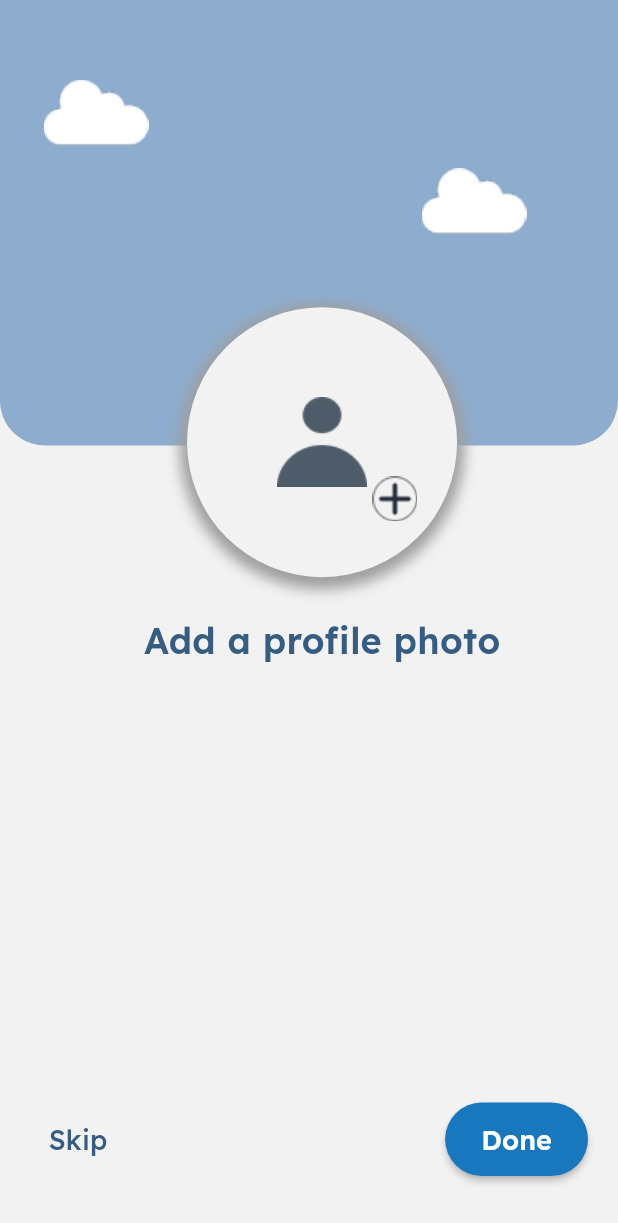
After one commit to Arwa988/Kids_Guard, a Flutter app: the ProfilePhotoScreen screen opened by its route, on a phone screen of 412 x 824 dp. The commit adds this screen. Shown: the top 1223 px of the screen. Run offline on Flutter 3.47's test engine with Material 3 defaults, Android fonts, the phone set to English and light mode, and no system bars; our stand-ins replace flutter_animate, lottie.

```diff
--- a/lib/main.dart
+++ b/lib/main.dart
@@ -14,6 +14,7 @@ import 'package:kids_guard/presentation/screens/Languge_Screen/languge_screen.da
 import 'package:kids_guard/presentation/screens_doctor/Login_doctor_screen/login_doctor.dart';
 import 'package:kids_guard/presentation/screens_doctor/Onboarding_Screens/emergency_alerts_doctor_screen.dart';
 import 'package:kids_guard/presentation/screens_doctor/Onboarding_Screens/real_time_monitoring_doctor_screen.dart';
+import 'package:kids_guard/presentation/screens_doctor/Profile_Photo_Screen/profile_photo.dart';
 import 'package:kids_guard/presentation/screens_doctor/Sign_doctor_screen/sign_up_doctor.dart';
 
 void main() {
@@ -43,9 +44,9 @@ class App extends StatelessWidget {
         LoginScreenDoctor.routname: (context) => LoginScreenDoctor(),
         SignUpScreenDoctor.routname: (context) => SignUpScreenDoctor(),
         CreateAccountScreen.routname: (context) => CreateAccountScreen(),
+        ProfilePhotoScreen.routname: (context) => ProfilePhotoScreen(),
       },
       theme: AppTheme.lighttheme,
     );
   }
-
 }
--- a/lib/presentation/screens/Languge_Screen/languge_screen.dart
+++ b/lib/presentation/screens/Languge_Screen/languge_screen.dart
@@ -10,7 +10,6 @@ class LangugeScreen extends StatelessWidget {
   @override
   Widget build(BuildContext context) {
     return Scaffold(
-      backgroundColor: AppColors.background,
       body: Stack(
         children: [
           CloudDesgin(),
--- a/lib/presentation/screens_doctor/Create_Account_Screen/create_account.dart
+++ b/lib/presentation/screens_doctor/Create_Account_Screen/create_account.dart
@@ -2,6 +2,7 @@ import 'package:flutter/material.dart';
 import 'package:kids_guard/core/constants/App_Colors.dart';
 import 'package:kids_guard/presentation/screens/Guardin_Screen/wedgit/cloud_desgin.dart';
 import 'package:kids_guard/presentation/screens/Login_Screen/wedgit/custom_text_field.dart';
+import 'package:kids_guard/presentation/screens_doctor/Profile_Photo_Screen/profile_photo.dart';
 
 class CreateAccountScreen extends StatefulWidget {
   const CreateAccountScreen({super.key});
@@ -132,6 +133,9 @@ class _CreateAccountScreenState extends State<CreateAccountScreen> {
                                   ScaffoldMessenger.of(context).showSnackBar(
                                     const SnackBar(content: Text('Next')),
                                   );
+                                  Navigator.of(
+                                    context,
+                                  ).pushNamed(ProfilePhotoScreen.routname);
                                 }
                               },
                               style: ElevatedButton.styleFrom(
@@ -140,6 +144,7 @@ class _CreateAccountScreenState extends State<CreateAccountScreen> {
                                   borderRadius: BorderRadius.circular(20),
                                 ),
                               ),
+
                               child: const Text(
                                 'Next',
                                 style: TextStyle(
--- a/lib/presentation/screens_doctor/Onboarding_Screens/emergency_alerts_doctor_screen.dart
+++ b/lib/presentation/screens_doctor/Onboarding_Screens/emergency_alerts_doctor_screen.dart
@@ -1,5 +1,6 @@
 import 'package:flutter/material.dart';
 import 'package:kids_guard/presentation/screens/Onboarding_Screens/wedgit/next_btn.dart';
+import 'package:kids_guard/presentation/screens_doctor/Create_Account_Screen/create_account.dart';
 import 'package:kids_guard/presentation/screens_doctor/Login_doctor_screen/login_doctor.dart';
 import 'package:kids_guard/presentation/screens_doctor/Onboarding_Screens/animations/emergency_animation.dart';
 
@@ -59,7 +60,11 @@ class EmergencyAlertsDoctor extends StatelessWidget {
               TextButton(
                 onPressed: () {},
                 child: TextButton(
-                  onPressed: () {},
+                  onPressed: () {
+                    Navigator.of(
+                      context,
+                    ).pushNamed(CreateAccountScreen.routname);
+                  },
                   child: Text(
                     "Create account",
                     style: Theme.of(context).textTheme.bodySmall,
--- a/lib/presentation/screens_doctor/Onboarding_Screens/real_time_monitoring_doctor_screen.dart
+++ b/lib/presentation/screens_doctor/Onboarding_Screens/real_time_monitoring_doctor_screen.dart
@@ -1,5 +1,6 @@
 import 'package:flutter/material.dart';
 import 'package:kids_guard/presentation/screens/Onboarding_Screens/wedgit/next_btn.dart';
+import 'package:kids_guard/presentation/screens_doctor/Create_Account_Screen/create_account.dart';
 import 'package:kids_guard/presentation/screens_doctor/Onboarding_Screens/animations/real_time_animation.dart';
 import 'package:kids_guard/presentation/screens_doctor/Onboarding_Screens/emergency_alerts_doctor_screen.dart';
 
@@ -61,7 +62,11 @@ class RealTimeDoctor extends StatelessWidget {
                 TextButton(
                   onPressed: () {},
                   child: TextButton(
-                    onPressed: () {},
+                    onPressed: () {
+                      Navigator.of(
+                        context,
+                      ).pushNamed(CreateAccountScreen.routname);
+                    },
                     child: Text(
                       "Create account",
                       style: Theme.of(context).textTheme.bodySmall,
--- /dev/null
+++ b/lib/presentation/screens_doctor/Profile_Photo_Screen/profile_photo.dart
@@ -0,0 +1,117 @@
+import 'package:flutter/material.dart';
+import 'package:kids_guard/core/constants/App_Colors.dart';
+import 'package:kids_guard/presentation/screens/Guardin_Screen/wedgit/cloud_desgin.dart';
+
+class ProfilePhotoScreen extends StatelessWidget {
+  const ProfilePhotoScreen({super.key});
+  static const String routname = "/add_photo";
+
+  @override
+  Widget build(BuildContext context) {
+    return Scaffold(
+      body: Stack(
+        children: [
+          CloudDesgin(),
+          Stack(
+            alignment: Alignment(0.3, -0.2),
+            children: [
+              GestureDetector(
+                onTap: () {},
+                child: Align(
+                  alignment: Alignment(0.1, -0.3),
+                  child: Column(
+                    mainAxisSize: MainAxisSize.min,
+                    children: [
+                      Container(
+                        width: 180,
+                        height: 180,
+                        decoration: BoxDecoration(
+                          boxShadow: [
+                            BoxShadow(
+                              blurStyle: BlurStyle.normal,
+                              blurRadius: 7,
+                              spreadRadius: 5,
+                              offset: Offset(0, 3),
+                              color: Colors.grey,
+                            ),
+                          ],
+                          color: AppColors.background,
+                          borderRadius: BorderRadius.circular(100),
+                          image: DecorationImage(
+                            image: AssetImage("assets/images/person.png"),
+                          ),
+                        ),
+                        child: Padding(padding: const EdgeInsets.all(12.0)),
+                      ),
+                      const SizedBox(height: 25),
+
+                      // Text below the circle
+                      Text(
+                        "Add a profile photo",
+                        style: TextStyle(
+                          fontFamily: "Lexend",
+                          fontSize: 24,
+                          fontWeight: FontWeight.w600,
+                          color: AppColors.kTextColor,
+                        ),
+                      ),
+                    ],
+                  ),
+                ),
+              ),
+
+              Image(image: AssetImage("assets/images/Plus.png")),
+            ],
+          ),
+
+          /// Bottom buttons area (Skip / Done)
+          Container(
+            margin: const EdgeInsets.symmetric(horizontal: 20, vertical: 40),
+            child: Align(
+              alignment: Alignment.bottomCenter,
+              child: Row(
+                mainAxisAlignment: MainAxisAlignment.spaceBetween,
+                children: [
+                  // Skip button
+                  TextButton(
+                    onPressed: () {},
+                    child: Text(
+                      "Skip",
+                      style: TextStyle(
+                        fontFamily: "Lexend",
+                        fontSize: 18,
+                        fontWeight: FontWeight.w500,
+                        color: AppColors.kTextColor,
+                      ),
+                    ),
+                  ),
+
+                  // Done button
+                  ElevatedButton(
+                    onPressed: () {},
+                    style: ElevatedButton.styleFrom(
+                      backgroundColor: AppColors.primaryBlue,
+                      shape: RoundedRectangleBorder(
+                        borderRadius: BorderRadius.circular(25),
+                      ),
+                      minimumSize: const Size(91, 49),
+                    ),
+                    child: const Text(
+                      "Done",
+                      style: TextStyle(
+                        fontFamily: "Lexend",
+                        fontSize: 18,
+                        fontWeight: FontWeight.w600,
+                        color: Colors.white,
+                      ),
+                    ),
+                  ),
+                ],
+              ),
+            ),
+          ),
+        ],
+      ),
+    );
+  }
+}
--- a/lib/presentation/screens_doctor/Sign_doctor_screen/sign_up_doctor.dart
+++ b/lib/presentation/screens_doctor/Sign_doctor_screen/sign_up_doctor.dart
@@ -1,7 +1,6 @@
 import 'package:flutter/material.dart';
 import 'package:kids_guard/core/constants/App_Colors.dart';
 import 'package:kids_guard/presentation/screens/Login_Screen/wedgit/custom_text_field.dart';
-import 'package:kids_guard/presentation/screens_doctor/Create_Account_Screen/create_account.dart';
 
 class SignUpScreenDoctor extends StatefulWidget {
   static const String routname = "/signup_screen_doctor";
@@ -45,12 +44,7 @@ class _SignUpScreenState extends State<SignUpScreenDoctor> {
               ),
 
               const SizedBox(height: 36),
-              IconButton(
-                onPressed: () {
-                  Navigator.of(context).pushNamed(CreateAccountScreen.routname);
-                },
-                icon: Icon(Icons.login),
-              ),
+
               Form(
                 key: _formKey,
                 child: Column(
```
Also changed, not shown: assets/images/Plus (1).svg (deleted), assets/images/Plus.png (added).
